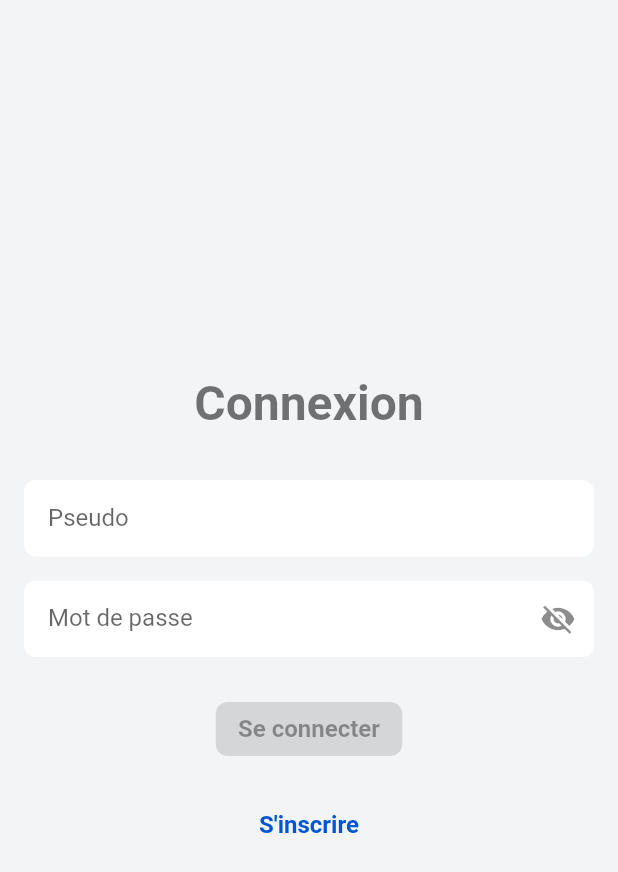
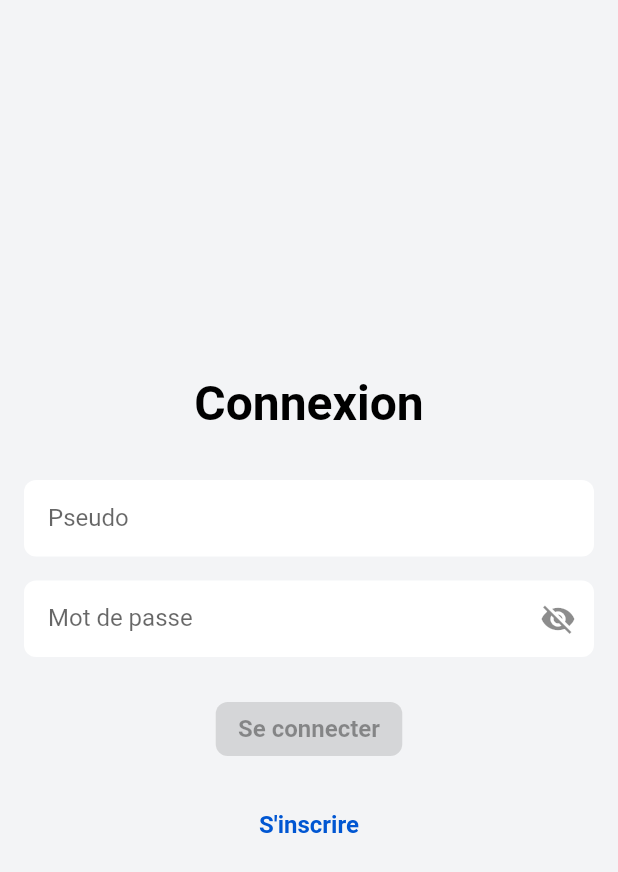
Before and after one commit to kevindjeradi/Ksport, a Flutter app: the screen it shows after launch, on a phone screen of 412 x 824 dp. Shown: the top 872 px of the screen. Run offline on Flutter 3.47's test engine with Material 2 defaults, Android fonts, the phone set to English and light mode, and no system bars; our stand-ins replace circular_countdown_timer, flutter_secure_storage.

Commit message:
updating theme and schedule to use theme

```diff
--- a/k_sport_front/lib/theme/theme_light.dart
+++ b/k_sport_front/lib/theme/theme_light.dart
@@ -1,4 +1,4 @@
-// app_theme.dart
+// theme_light.dart
 import 'package:flutter/material.dart';
 
 ThemeData themeLight() {
@@ -18,19 +18,26 @@ ThemeData themeLight() {
   );
 
   TextTheme textTheme = const TextTheme(
-    displayLarge: TextStyle(fontSize: 32.0, fontWeight: FontWeight.bold),
-    displayMedium: TextStyle(fontSize: 28.0, fontWeight: FontWeight.bold),
-    displaySmall: TextStyle(fontSize: 24.0, fontWeight: FontWeight.bold),
-    headlineMedium: TextStyle(fontSize: 20.0, fontWeight: FontWeight.bold),
-    headlineSmall: TextStyle(fontSize: 18.0, fontWeight: FontWeight.bold),
-    titleLarge: TextStyle(fontSize: 16.0, fontWeight: FontWeight.bold),
-    titleMedium: TextStyle(fontSize: 16.0),
-    titleSmall: TextStyle(fontSize: 14.0),
-    bodyLarge: TextStyle(fontSize: 16.0),
-    bodyMedium: TextStyle(fontSize: 14.0),
-    labelLarge: TextStyle(fontSize: 16.0, fontWeight: FontWeight.bold),
-    bodySmall: TextStyle(fontSize: 12.0),
-    labelSmall: TextStyle(fontSize: 10.0),
+    displayLarge: TextStyle(
+        fontSize: 32.0, fontWeight: FontWeight.bold, color: Colors.black),
+    displayMedium: TextStyle(
+        fontSize: 28.0, fontWeight: FontWeight.bold, color: Colors.black),
+    displaySmall: TextStyle(
+        fontSize: 24.0, fontWeight: FontWeight.bold, color: Colors.black),
+    headlineMedium: TextStyle(
+        fontSize: 20.0, fontWeight: FontWeight.bold, color: Colors.black),
+    headlineSmall: TextStyle(
+        fontSize: 18.0, fontWeight: FontWeight.bold, color: Colors.black),
+    titleLarge: TextStyle(
+        fontSize: 16.0, fontWeight: FontWeight.bold, color: Colors.black),
+    titleMedium: TextStyle(fontSize: 16.0, color: Colors.black),
+    titleSmall: TextStyle(fontSize: 14.0, color: Colors.black),
+    bodyLarge: TextStyle(fontSize: 16.0, color: Colors.black),
+    bodyMedium: TextStyle(fontSize: 14.0, color: Colors.black),
+    labelLarge: TextStyle(
+        fontSize: 16.0, fontWeight: FontWeight.bold, color: Colors.black),
+    bodySmall: TextStyle(fontSize: 12.0, color: Colors.black),
+    labelSmall: TextStyle(fontSize: 10.0, color: Colors.black),
   );
 
   return ThemeData(
```
Also changed, not shown: k_sport_front/lib/components/dashboard/schedule.dart (+78 -44 lines).
